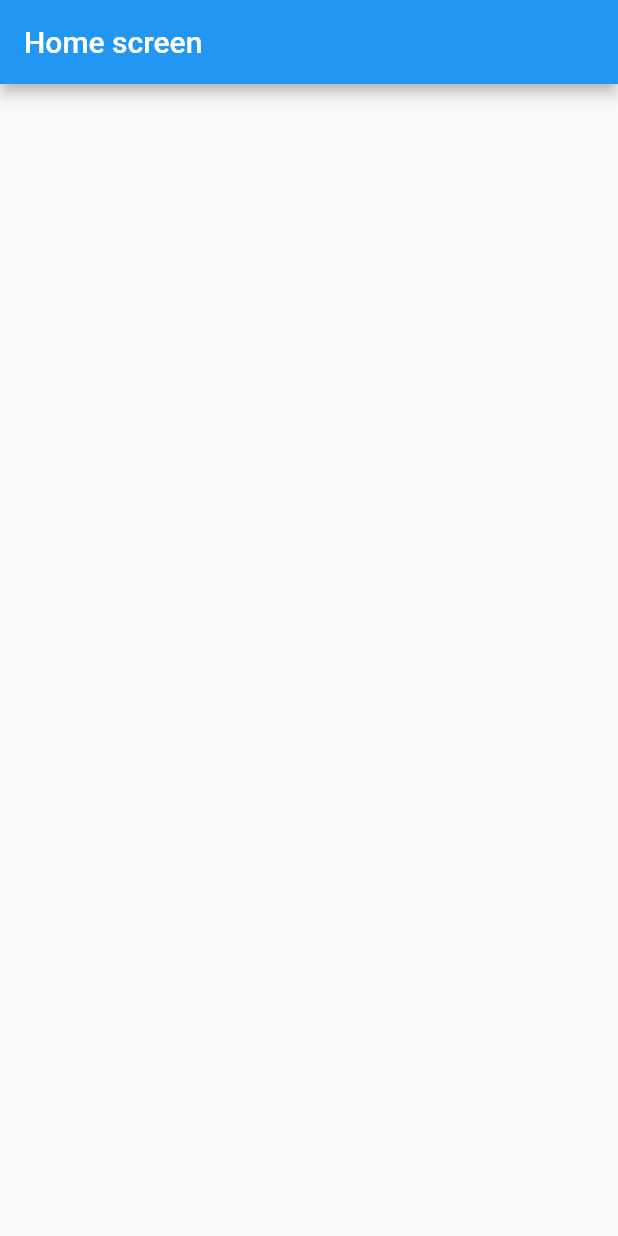
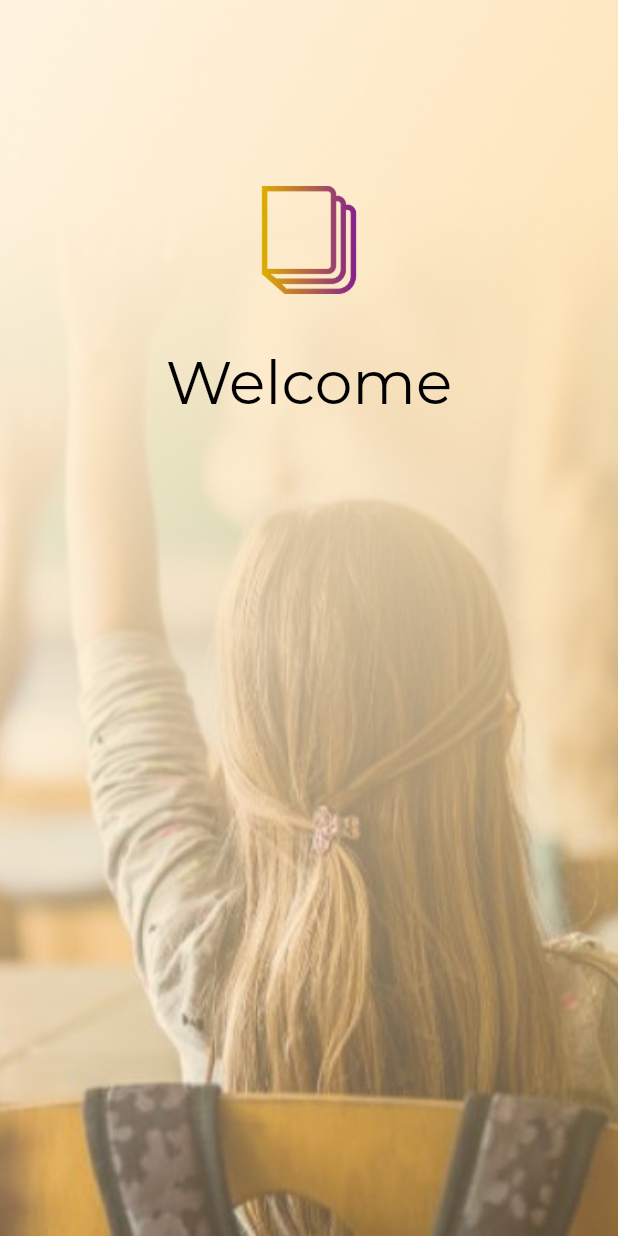
Before and after one commit to JorgePizana/Seminario-de-investigacion-School-app, a Flutter app: the screen it shows after launch, on a phone screen of 412 x 824 dp. Run offline on Flutter 3.47's test engine with Material 2 defaults, Android fonts, the phone set to English and light mode, and no system bars; our stand-ins replace font_awesome_flutter.

Commit message:
Added images to start screen & styles file
Added backgorund and logo images to be displayed on start screen.
Modified pubspec to add a new font for app.
Modified styles.dart file, to have themes and font styles for the overall app.

```diff
--- a/school_app_ux/lib/main.dart
+++ b/school_app_ux/lib/main.dart
@@ -12,6 +12,7 @@ class MyApp extends StatelessWidget {
   Widget build(BuildContext context) {
     return MaterialApp(
       title: 'School_app_ux',
+      debugShowCheckedModeBanner: false,
       initialRoute: route.startRoute,
       theme: ThemeBuilder.lightTheme,
       onGenerateRoute: route.Router.generateRoute,
--- a/school_app_ux/lib/screens/start/index.dart
+++ b/school_app_ux/lib/screens/start/index.dart
@@ -1,25 +1,40 @@
+import 'package:flutter/cupertino.dart';
 import 'package:flutter/material.dart';
+import 'package:font_awesome_flutter/font_awesome_flutter.dart';
+import 'package:school_app_ux/routes.dart' as route;
 
 class InitialScreen extends StatefulWidget {
   @override
   _InitialScreenState createState() => _InitialScreenState();
 }
 
-class _InitialScreenState extends State<InitialScreen> with SingleTickerProviderStateMixin {
-  TabController _tabController;
-
-  @override
-  void initState() {
-    super.initState();
-    _tabController = TabController(length: 3, vsync: this);
-  }
+class _InitialScreenState extends State<InitialScreen> {
+  String courseKey = '';
 
   @override
   Widget build(BuildContext context) {
     return Scaffold(
-      appBar: AppBar(
-        title: Text(
-            'Home screen'
+      body: Container(
+        width: double.infinity,
+        decoration: BoxDecoration(
+          image: DecorationImage(
+            image: AssetImage("assets/images/background_start_image.jpg"),
+            fit: BoxFit.cover,
+          ),
+        ),
+        child: Column(
+          crossAxisAlignment: CrossAxisAlignment.center,
+          children: <Widget>[
+            SizedBox(height: 120,),
+            Image.asset("assets/images/app_logo.png", scale: 2.5,),
+            SizedBox(height: 30,),
+            Text("Welcome",
+              style: TextStyle(
+                color: Colors.black,
+                fontFamily: 'Montserrat',
+                fontSize: 40),
+              ),
+          ],
         ),
       ),
     );
--- a/school_app_ux/lib/styles.dart
+++ b/school_app_ux/lib/styles.dart
@@ -4,6 +4,46 @@ class ThemeBuilder {
   ThemeBuilder._();
 
   static final ThemeData lightTheme = ThemeData(
-
+    scaffoldBackgroundColor: Colors.white,
+    backgroundColor: Colors.white,
+    appBarTheme: AppBarTheme(
+      color: Colors.white, //App bar color
+      iconTheme: IconThemeData(
+        color: Colors.black,
+      ),
+    ),
+    textTheme: TextTheme(
+      headline6: TextStyle(
+        //Appbar titles
+        color: Colors.black87,
+        fontFamily: 'Montserrat',
+      ),
+      headline5: TextStyle(
+          //start button title
+          color: Colors.white,
+          fontWeight: FontWeight.bold,
+          fontFamily: 'Montserrat',
+          fontSize: 20),
+      headline4: TextStyle(
+        //course key TextStyle
+        fontFamily: 'Montserrat',
+        color: Colors.grey,
+        fontSize: 12,
+      ),
+    ),
+    cardTheme: CardTheme(
+      //Card theme
+      color: Colors.white,
+      shadowColor: Colors.grey[400].withOpacity(.6),
+    ),
+    iconTheme: IconThemeData(
+      color: Colors.grey,
+    ),
+    tabBarTheme: TabBarTheme(
+      //Possibly For under bar
+      labelColor: Color.fromARGB(255, 26, 62, 147),
+      unselectedLabelColor: Colors.grey[400],
+    ),
+    buttonColor: Color.fromARGB(255, 26, 62, 147), //get into app button (arrow)
   );
 }
```
Also changed, not shown: school_app_ux/pubspec.yaml (+9 -1 lines), school_app_ux/assets/fonts/Montserrat-Regular.ttf (added), school_app_ux/assets/fonts/Montserrat-SemiBold.ttf (added), school_app_ux/assets/images/app_logo.png (added), school_app_ux/assets/images/background_start_image.jpg (added), school_app_ux/pubspec.lock.
